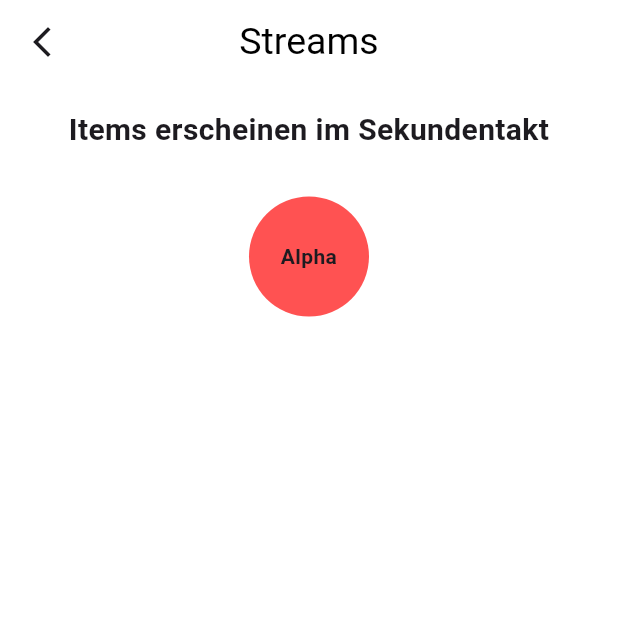
After one commit to tobe-official/IP_2025_08_flutter_knowledge, a Flutter app: the StreamPage screen opened by its route, on a phone screen of 412 x 824 dp, the top half of it. The commit adds this screen. Run offline on Flutter 3.47's test engine with Material 3 defaults, Android fonts, the phone set to English and light mode, and no system bars; our stand-ins replace auto_route.

Commit message:
feat: stream page which loads every item with a delay of 1 second

```diff
--- a/lib/app/app_router.dart
+++ b/lib/app/app_router.dart
@@ -10,6 +10,7 @@ class AppRouter extends RootStackRouter {
         _home,
         _canvas,
         _global,
+        _streams,
       ];
 
   @override
@@ -38,3 +39,8 @@ final _global = AutoRoute(
   path: '/global',
   page: GlobalRoute.page,
 );
+
+final _streams = AutoRoute(
+  path: '/streams',
+  page: StreamRoute.page,
+);
--- a/lib/app/pages/overview/overview.dart
+++ b/lib/app/pages/overview/overview.dart
@@ -16,7 +16,6 @@ class OverviewPage extends StatelessWidget {
         title: 'Overview',
       ),
       //TODO add a search field for better searching
-      //TODO use a stream with data and delays for new data to give sometimes "random" boxes to the ui + the real boxes. random boxes lead to a prank screen
       body: Center(
         child: Column(
           mainAxisAlignment: MainAxisAlignment.center,
@@ -40,6 +39,11 @@ class OverviewPage extends StatelessWidget {
               routerPath: '/canvas',
               color: Colors.blue,
             ),
+            SizedBox(height: 30),
+            BoxWidget(
+              title: 'Streams',
+              routerPath: '/streams',
+            ),
           ],
         ),
       ),
--- /dev/null
+++ b/lib/app/pages/streams/stream_items/item_model.dart
@@ -0,0 +1,15 @@
+import 'package:flutter/cupertino.dart';
+
+class Item {
+  final double id;
+  final String title;
+  final BoxShape shape;
+  final Color backgroundColor;
+
+  const Item({
+    required this.id,
+    required this.title,
+    required this.shape,
+    required this.backgroundColor,
+  });
+}
--- /dev/null
+++ b/lib/app/pages/streams/streams.dart
@@ -0,0 +1,80 @@
+import 'dart:async';
+
+import 'package:auto_route/annotations.dart';
+import 'package:flutter/material.dart';
+import 'package:ip_2025_08_flutter_knowledge/app/pages/streams/stream_items/data.dart';
+import 'package:ip_2025_08_flutter_knowledge/app/pages/streams/stream_items/item_model.dart';
+import 'package:ip_2025_08_flutter_knowledge/app/pages/streams/widget/item_box.dart';
+import 'package:ip_2025_08_flutter_knowledge/app/widgets/custom_app_bar.dart';
+
+@RoutePage()
+class StreamPage extends StatefulWidget {
+  const StreamPage({super.key});
+
+  @override
+  State<StreamPage> createState() => _StreamPageState();
+}
+
+class _StreamPageState extends State<StreamPage> {
+  final List<Item> _items = [];
+  StreamSubscription<Item>? _sub;
+
+  @override
+  void initState() {
+    super.initState();
+    _sub = timedItems(const Duration(seconds: 1)).listen(
+      (value) {
+        if (!mounted) return;
+        setState(() => _items.add(value));
+      },
+      onError: (e, st) => debugPrint('stream error: $e'),
+      onDone: () => debugPrint('Stream is done'),
+      cancelOnError: false,
+    );
+  }
+
+  @override
+  void dispose() {
+    _sub?.cancel();
+    super.dispose();
+  }
+
+  @override
+  Widget build(BuildContext context) {
+    return Scaffold(
+      backgroundColor: Colors.white,
+      appBar: const CustomAppBar(
+        title: 'Streams',
+        arrowBack: true,
+      ),
+      body: _items.isEmpty
+          ? const Center(child: CircularProgressIndicator())
+          : Padding(
+              padding: const EdgeInsets.all(16),
+              child: _stream(),
+            ),
+    );
+  }
+
+  Widget _stream() {
+    return Column(
+      crossAxisAlignment: CrossAxisAlignment.center,
+      children: [
+        const Text(
+          'Items erscheinen im Sekundentakt',
+          style: TextStyle(fontWeight: FontWeight.bold, fontSize: 20),
+          textAlign: TextAlign.center,
+        ),
+        const SizedBox(height: 30),
+        Expanded(
+          child: ListView.separated(
+            physics: ClampingScrollPhysics(),
+            itemCount: _items.length,
+            separatorBuilder: (_, __) => const SizedBox(height: 12),
+            itemBuilder: (_, i) => ItemBox(item: _items[i]),
+          ),
+        ),
+      ],
+    );
+  }
+}
--- /dev/null
+++ b/lib/app/pages/streams/widget/item_box.dart
@@ -0,0 +1,25 @@
+import 'package:flutter/material.dart';
+import 'package:ip_2025_08_flutter_knowledge/app/pages/streams/stream_items/item_model.dart';
+
+class ItemBox extends StatelessWidget {
+  const ItemBox({super.key, required this.item});
+  final Item item;
+
+  @override
+  Widget build(BuildContext context) {
+    return Container(
+      height: 80,
+      decoration: BoxDecoration(
+        color: item.backgroundColor,
+        shape: item.shape,
+        borderRadius: item.shape == BoxShape.rectangle ? BorderRadius.circular(16) : null,
+      ),
+      alignment: Alignment.center,
+      child: Text(
+        item.title,
+        textAlign: TextAlign.center,
+        style: const TextStyle(fontWeight: FontWeight.w600),
+      ),
+    );
+  }
+}
```
Also changed, not shown: lib/app/pages/canvas/widgets/color_picker.dart (+25 -19 lines), lib/app/pages/streams/stream_items/data.dart (added, +105 -0 lines), lib/app/app_router.gr.dart, 1 other file.
